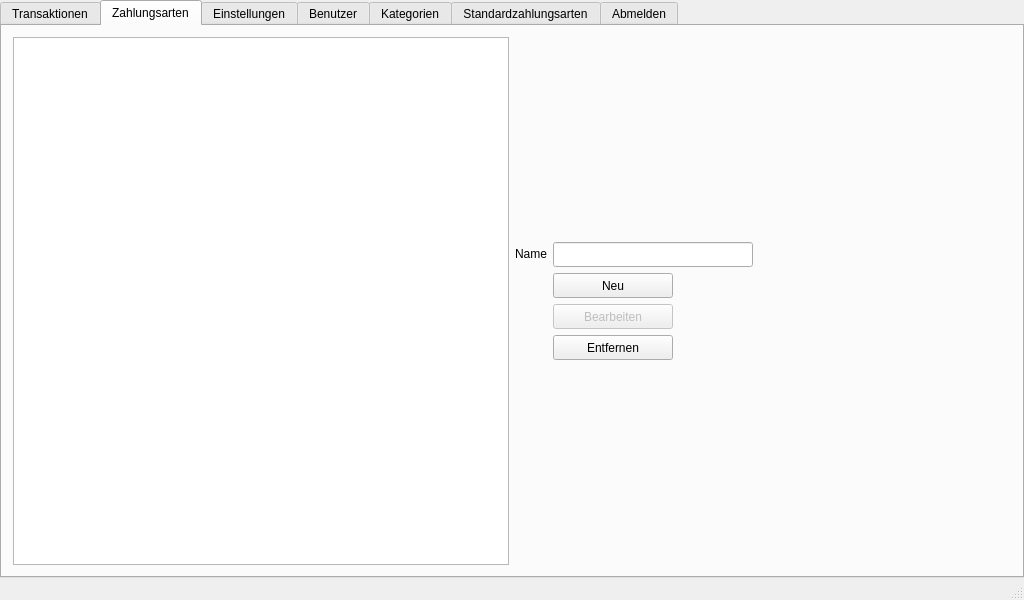
Above: userwindow.ui from Tandaradei/haushalt before the change. Below: the same form after it.
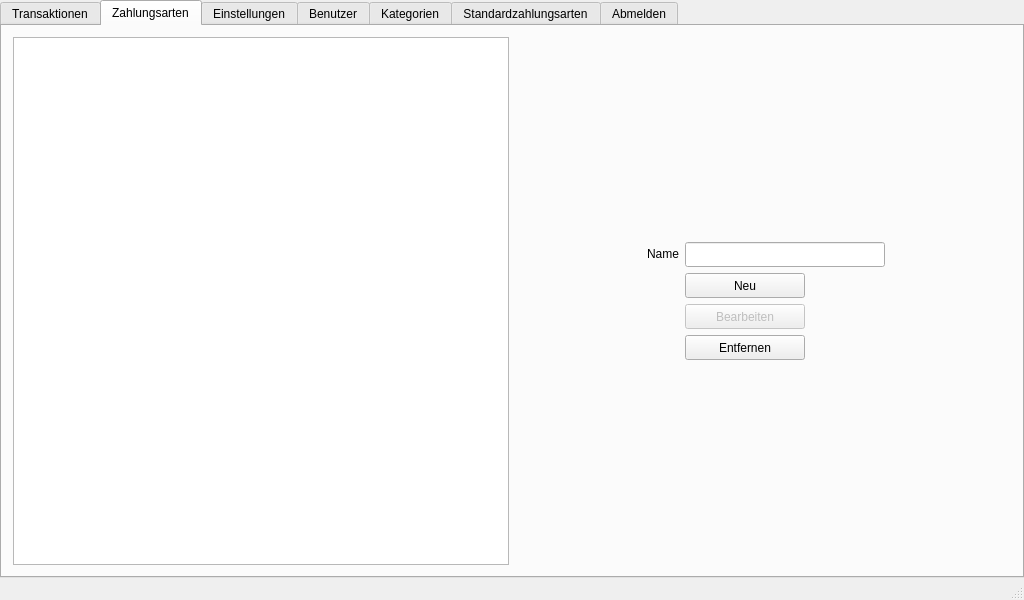
That is the form after the change. The open tabs and pages were chosen to show the change. Icons and pictures are not drawn.

What changed in the file:
```diff
--- a/userwindow.ui
+++ b/userwindow.ui
@@ -656,7 +656,7 @@
                <set>Qt::AlignRight|Qt::AlignTrailing|Qt::AlignVCenter</set>
               </property>
               <property name="formAlignment">
-               <set>Qt::AlignLeading|Qt::AlignLeft|Qt::AlignVCenter</set>
+               <set>Qt::AlignCenter</set>
               </property>
               <item row="0" column="0">
                <widget class="QLabel" name="paymethodLabel_2">
```
Left out of the diff: 6 changed lines with no effect on the pictures.
